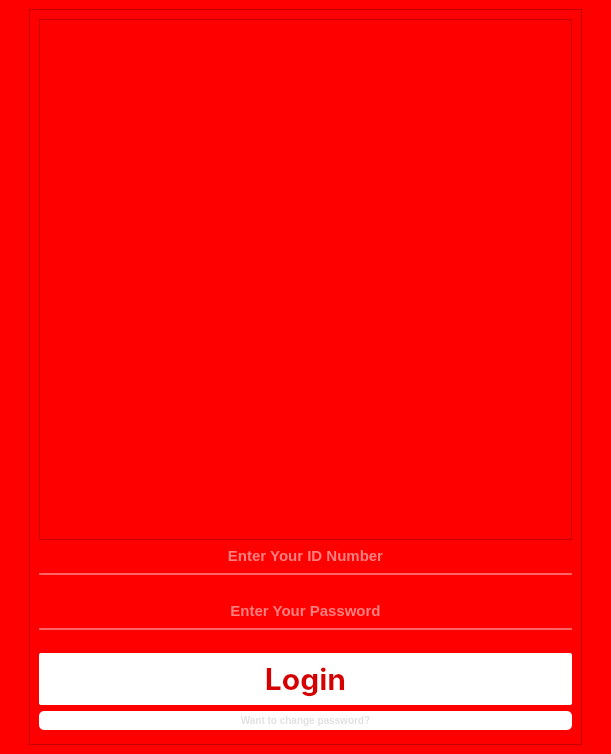
Old version of the form pages/Home/UI_home/Login.ui in the repository KevinHutagaol/control-center-2026.
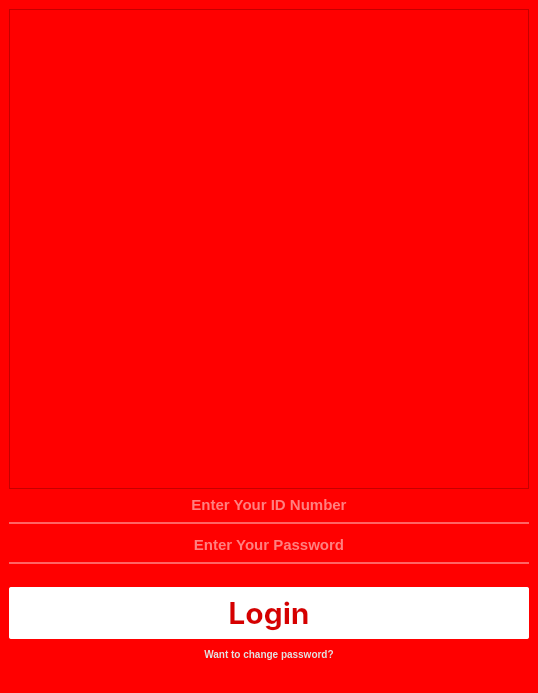
New version of the form. Icons and pictures are not drawn.

The edit to the form file:
```diff
--- a/pages/Home/UI_home/Login.ui
+++ b/pages/Home/UI_home/Login.ui
@@ -6,8 +6,8 @@
    <rect>
     <x>0</x>
     <y>0</y>
-    <width>611</width>
-    <height>754</height>
+    <width>538</width>
+    <height>693</height>
    </rect>
   </property>
   <property name="windowTitle">
@@ -17,38 +17,13 @@
    <string notr="true">background-color: rgb(255, 0, 0);</string>
   </property>
   <widget class="QWidget" name="centralwidget">
-   <layout class="QHBoxLayout" name="horizontalLayout">
-    <item>
-     <spacer name="horizontalSpacer">
-      <property name="orientation">
-       <enum>Qt::Horizontal</enum>
-      </property>
-      <property name="sizeType">
-       <enum>QSizePolicy::Minimum</enum>
-      </property>
-      <property name="sizeHint" stdset="0">
-       <size>
-        <width>20</width>
-        <height>20</height>
-       </size>
-      </property>
-     </spacer>
-    </item>
-    <item>
-     <widget class="QFrame" name="a1">
-      <property name="frameShape">
-       <enum>QFrame::StyledPanel</enum>
-      </property>
-      <property name="frameShadow">
-       <enum>QFrame::Raised</enum>
-      </property>
-      <layout class="QVBoxLayout" name="verticalLayout_2">
+   <layout class="QVBoxLayout" name="verticalLayout">
        <item>
         <widget class="QFrame" name="frame">
          <property name="minimumSize">
           <size>
-           <width>400</width>
-           <height>400</height>
+        <width>520</width>
+        <height>470</height>
           </size>
          </property>
          <property name="styleSheet">
@@ -87,17 +62,17 @@
         </widget>
        </item>
        <item>
-        <spacer name="verticalSpacer_3">
+     <spacer name="verticalSpacer">
          <property name="orientation">
           <enum>Qt::Vertical</enum>
          </property>
          <property name="sizeType">
-          <enum>QSizePolicy::Fixed</enum>
+       <enum>QSizePolicy::Maximum</enum>
          </property>
          <property name="sizeHint" stdset="0">
           <size>
            <width>20</width>
-           <height>20</height>
+        <height>5</height>
           </size>
          </property>
         </spacer>
@@ -161,7 +136,7 @@
          </property>
          <property name="styleSheet">
           <string notr="true">QPushButton {
- 		background-color: rgb(255, 255, 255);
+ 		background-color: rgb(255, 255, 255, 255);
 		border-color: rgb(255, 255, 255);
 		border-radius : 2px;
 		color: rgb(214, 0, 0);
@@ -175,7 +150,7 @@
 
 /* Saat mouse hover */
 QPushButton:hover {
-    background-color: rgb(255, 255, 255);
+    background-color: rgb(255, 255, 255, 225);
 }</string>
          </property>
          <property name="text">
@@ -190,7 +165,7 @@
          </property>
          <property name="styleSheet">
           <string notr="true">QPushButton {
- 		background-color: rgb(255, 255, 255);
+ 		background-color: rgb(255, 255, 255,0);
 		border-color: rgb(255, 255, 255);
 		border-radius : 5px;
 		color: rgb(225, 225, 225);		
@@ -212,31 +187,12 @@
         </widget>
        </item>
        <item>
-        <spacer name="verticalSpacer">
+     <spacer name="verticalSpacer_3">
          <property name="orientation">
           <enum>Qt::Vertical</enum>
          </property>
          <property name="sizeType">
-          <enum>QSizePolicy::Maximum</enum>
-         </property>
-         <property name="sizeHint" stdset="0">
-          <size>
-           <width>20</width>
-           <height>5</height>
-          </size>
-         </property>
-        </spacer>
-       </item>
-      </layout>
-     </widget>
-    </item>
-    <item>
-     <spacer name="horizontalSpacer_2">
-      <property name="orientation">
-       <enum>Qt::Horizontal</enum>
-      </property>
-      <property name="sizeType">
-       <enum>QSizePolicy::Minimum</enum>
+       <enum>QSizePolicy::Fixed</enum>
       </property>
       <property name="sizeHint" stdset="0">
        <size>
@@ -247,6 +203,14 @@
      </spacer>
     </item>
    </layout>
+   <zorder>frame</zorder>
+   <zorder>Login</zorder>
+   <zorder>verticalSpacer_2</zorder>
+   <zorder>Pass</zorder>
+   <zorder>NPM</zorder>
+   <zorder>verticalSpacer</zorder>
+   <zorder>ChangePass</zorder>
+   <zorder>verticalSpacer_3</zorder>
   </widget>
  </widget>
  <resources>
```
Left out of the diff: 2 changed lines with no effect on the pictures. Lines whose indentation alone changed are shown as unchanged.
